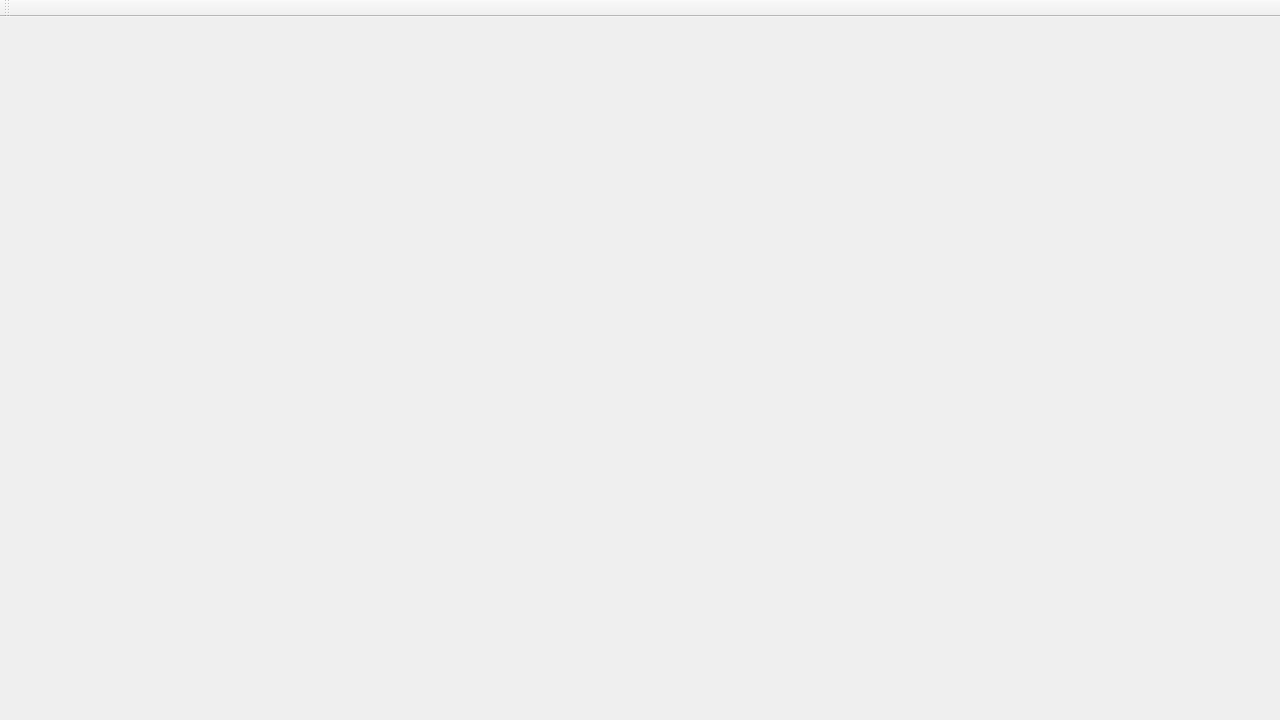
The window that mainwindow.ui (SkillOutOfBoundsException/ED1-Pro) describes before a commit, drawn with Qt 5.
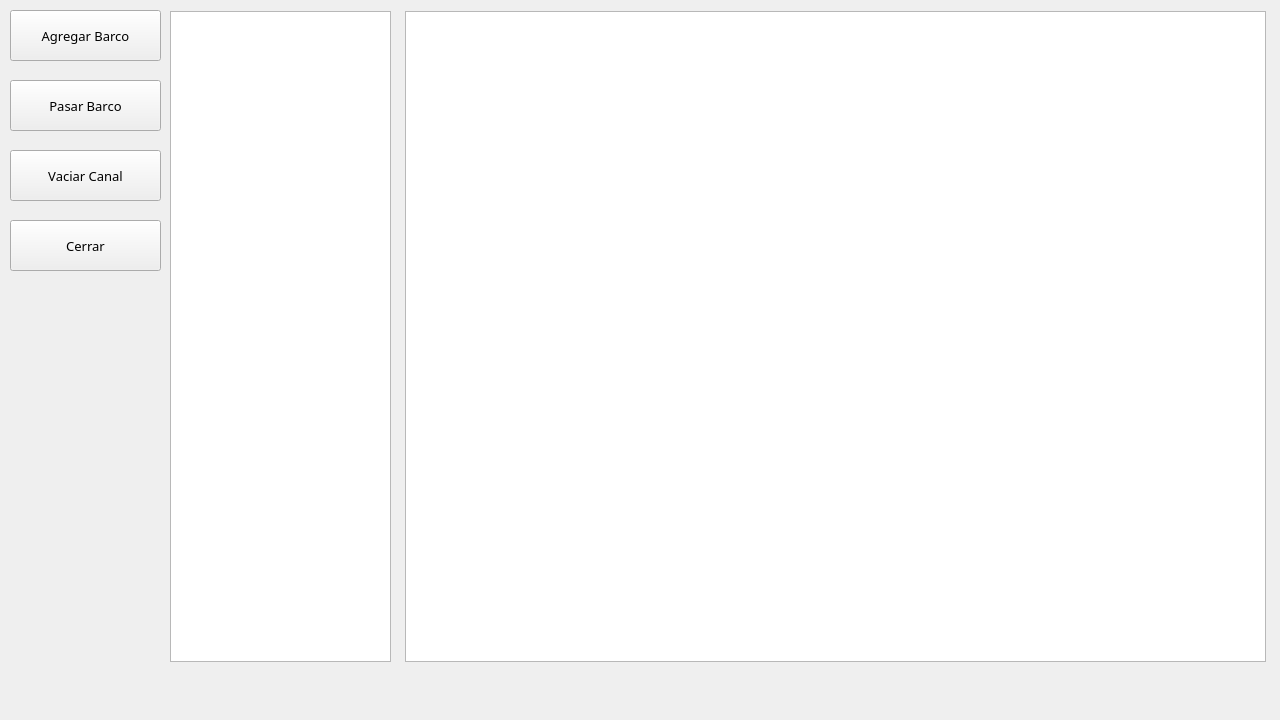
The same window after the commit.

Patch:
```diff
--- a/mainwindow.ui
+++ b/mainwindow.ui
@@ -31,7 +31,112 @@
   <property name="windowTitle">
    <string>MainWindow</string>
   </property>
-  <widget class="QWidget" name="centralWidget"/>
+  <widget class="QWidget" name="centralWidget">
+   <widget class="QGraphicsView" name="graphicsView2">
+    <property name="geometry">
+     <rect>
+      <x>405</x>
+      <y>11</y>
+      <width>861</width>
+      <height>651</height>
+     </rect>
+    </property>
+   </widget>
+   <widget class="QGraphicsView" name="graphicsView">
+    <property name="geometry">
+     <rect>
+      <x>170</x>
+      <y>11</y>
+      <width>221</width>
+      <height>651</height>
+     </rect>
+    </property>
+   </widget>
+   <widget class="QPushButton" name="pushButton">
+    <property name="geometry">
+     <rect>
+      <x>10</x>
+      <y>10</y>
+      <width>151</width>
+      <height>51</height>
+     </rect>
+    </property>
+    <property name="font">
+     <font>
+      <family>Gadugi</family>
+      <pointsize>10</pointsize>
+      <weight>50</weight>
+      <bold>false</bold>
+     </font>
+    </property>
+    <property name="text">
+     <string>Agregar Barco</string>
+    </property>
+   </widget>
+   <widget class="QPushButton" name="pushButton_2">
+    <property name="geometry">
+     <rect>
+      <x>10</x>
+      <y>80</y>
+      <width>151</width>
+      <height>51</height>
+     </rect>
+    </property>
+    <property name="font">
+     <font>
+      <family>Gadugi</family>
+      <pointsize>10</pointsize>
+      <weight>50</weight>
+      <bold>false</bold>
+     </font>
+    </property>
+    <property name="text">
+     <string>Pasar Barco</string>
+    </property>
+   </widget>
+   <widget class="QPushButton" name="pushButton_3">
+    <property name="geometry">
+     <rect>
+      <x>10</x>
+      <y>220</y>
+      <width>151</width>
+      <height>51</height>
+     </rect>
+    </property>
+    <property name="font">
+     <font>
+      <family>Gadugi</family>
+      <pointsize>10</pointsize>
+      <weight>50</weight>
+      <bold>false</bold>
+     </font>
+    </property>
+    <property name="text">
+     <string>Cerrar</string>
+    </property>
+   </widget>
+   <widget class="QPushButton" name="pushButton_4">
+    <property name="geometry">
+     <rect>
+      <x>10</x>
+      <y>150</y>
+      <width>151</width>
+      <height>51</height>
+     </rect>
+    </property>
+    <property name="font">
+     <font>
+      <family>Gadugi</family>
+      <pointsize>10</pointsize>
+      <weight>50</weight>
+      <bold>false</bold>
+     </font>
+    </property>
+    <property name="text">
+     <string>Vaciar Canal</string>
+    </property>
+   </widget>
+  </widget>
   <widget class="QMenuBar" name="menuBar">
    <property name="geometry">
     <rect>
@@ -42,14 +147,6 @@
     </rect>
    </property>
   </widget>
-  <widget class="QToolBar" name="mainToolBar">
-   <attribute name="toolBarArea">
-    <enum>TopToolBarArea</enum>
-   </attribute>
-   <attribute name="toolBarBreak">
-    <bool>false</bool>
-   </attribute>
-  </widget>
  </widget>
  <layoutdefault spacing="6" margin="11"/>
  <resources/>
```
